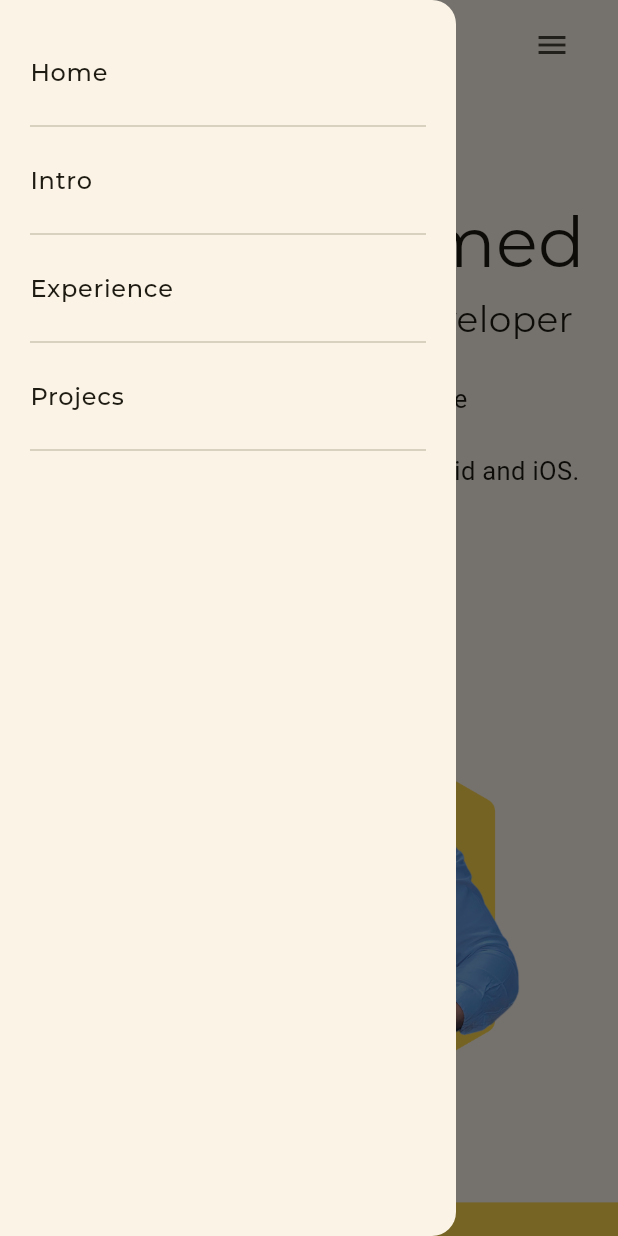
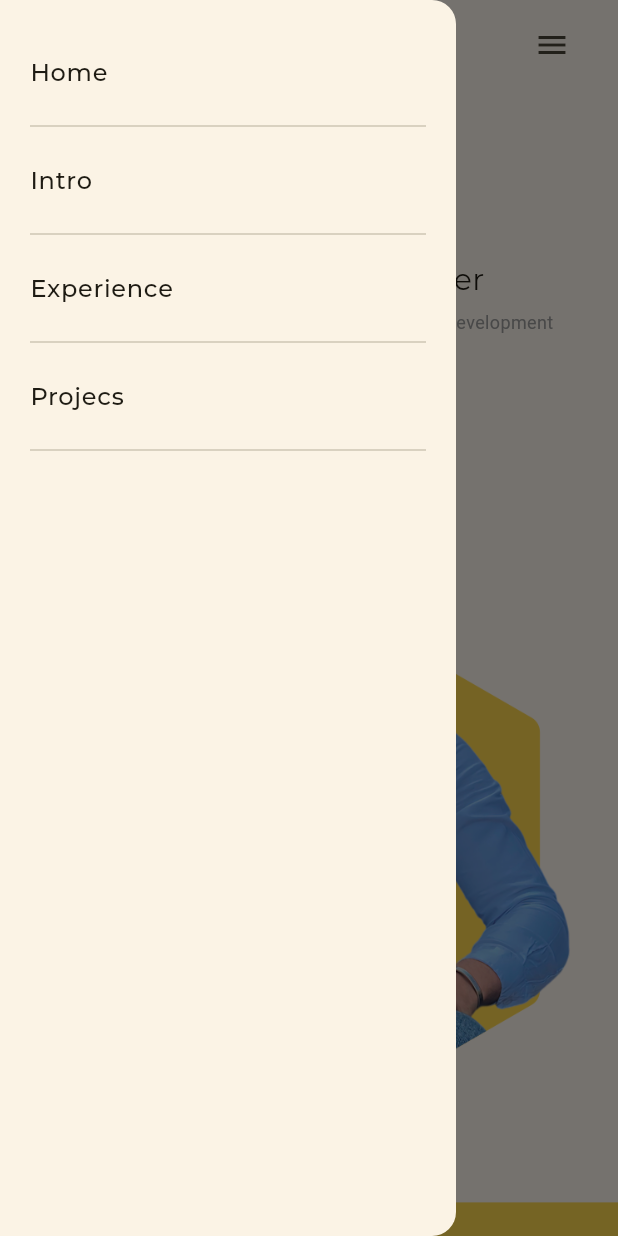
Before and after one commit to MostafaHamed-W/web_-portfolio, a Flutter app: the screen it shows after launch, with the side drawer open, on a phone screen of 412 x 824 dp. Run offline on Flutter 3.47's test engine with Material 3 defaults, Android fonts, the phone set to English and light mode, and no system bars; drawn by our look-alikes of auto_size_text; our stand-ins replace google_fonts, responsive_builder.

Commit message:
Migrate to Responsive Builder

```diff
--- a/lib/utils/drawer_view.dart
+++ b/lib/utils/drawer_view.dart
@@ -1,5 +1,6 @@
 import 'package:flutter/material.dart';
 import 'package:google_fonts/google_fonts.dart';
+import 'package:responsive_builder/responsive_builder.dart';
 import 'package:web_portfolio/utils/constants.dart';
 
 class DrawerView extends StatelessWidget {
@@ -7,9 +8,9 @@ class DrawerView extends StatelessWidget {
 
   @override
   Widget build(BuildContext context) {
-    return LayoutBuilder(
-      builder: (BuildContext context, BoxConstraints constraints) {
-        if (constraints.maxWidth < 600) {
+    return ResponsiveBuilder(
+      builder: (context, size) {
+        if (size.isMobile) {
           return Drawer(
             // Add a ListView to the drawer. This ensures the user can scroll
             // through the options in the drawer if there isn't enough vertical
--- a/lib/views/header/header_mobile_view.dart
+++ b/lib/views/header/header_mobile_view.dart
@@ -1,4 +1,6 @@
+import 'package:flutter/cupertino.dart';
 import 'package:flutter/material.dart';
+import 'package:flutter/widgets.dart';
 import 'package:web_portfolio/views/header/widgets/header_body.dart';
 
 class HeaderMobileView extends StatelessWidget {
@@ -22,7 +24,7 @@ class HeaderMobileView extends StatelessWidget {
             Expanded(
               child: Image.asset(
                 'assets/images/pic.png',
-                // height: height * 0.3,
+                // height: 500,
               ),
             ),
           ],
--- a/lib/views/header/header_view.dart
+++ b/lib/views/header/header_view.dart
@@ -1,4 +1,5 @@
 import 'package:flutter/material.dart';
+import 'package:responsive_builder/responsive_builder.dart';
 import 'package:web_portfolio/views/header/header_desktop_view.dart';
 import 'package:web_portfolio/views/header/header_mobile_view.dart';
 
@@ -9,12 +10,12 @@ class HeaderView extends StatelessWidget {
 
   @override
   Widget build(BuildContext context) {
-    return LayoutBuilder(
-      builder: (context, constraints) {
-        if (constraints.maxWidth > 600) {
+    return ResponsiveBuilder(
+      builder: (context, size) {
+        if (size.isMobile) {
+          return const HeaderMobileView();
+        } else {
           return const HeaderDesktopView();
-        } else {
-          return const HeaderMobileView();
         }
       },
     );
--- a/lib/views/header/widgets/header_body.dart
+++ b/lib/views/header/widgets/header_body.dart
@@ -20,25 +20,27 @@ class HeaderBody extends StatelessWidget {
           'Hi, i am',
           style: GoogleFonts.montserrat(
             fontSize: 20,
-          ).copyWith(color: AppColors.kPromaryColor, fontWeight: FontWeight.bold),
+          ).copyWith(color: AppColors.kPromaryColor),
           maxLines: 1,
         ),
         AutoSizeText(
           'Mostafa Hamed',
-          style: GoogleFonts.montserrat(fontSize: 50),
+          style: GoogleFonts.montserrat(
+            fontSize: isMobile ? 30 : 50,
+          ).copyWith(fontWeight: FontWeight.bold),
           textAlign: TextAlign.left,
           maxLines: 1,
         ),
         AutoSizeText(
           'Mobile Application Developer',
-          style: GoogleFonts.montserrat(fontSize: 30),
+          style: GoogleFonts.montserrat(fontSize: isMobile ? 20 : 30),
           textAlign: TextAlign.left,
           maxLines: 1,
         ),
-        const SizedBox(height: 25),
-        const AutoSizeText(
-          'i have 2 years of experience in mobile application development\nand building beautifull apps in android and iOS.',
-          style: TextStyle(fontSize: 18),
+        SizedBox(height: isMobile ? 5 : 25),
+        AutoSizeText(
+          'I have 2 years of experience in mobile application development\nand building beautifull apps in android and iOS.',
+          style: TextStyle(fontSize: isMobile ? 11 : 18, color: Colors.grey),
           maxLines: 3,
         ),
         const SizedBox(height: 30),
--- a/lib/views/navigation_bar/navigation_bar_view.dart
+++ b/lib/views/navigation_bar/navigation_bar_view.dart
@@ -1,4 +1,5 @@
 import 'package:flutter/material.dart';
+import 'package:responsive_builder/responsive_builder.dart';
 import 'package:web_portfolio/utils/constants.dart';
 import 'package:web_portfolio/utils/sizes.dart';
 import 'package:web_portfolio/views/navigation_bar/widgets/navigation_bar_item.dart';
@@ -8,9 +9,9 @@ class NavigationBarView extends StatelessWidget {
 
   @override
   Widget build(BuildContext context) {
-    return LayoutBuilder(
-      builder: (BuildContext context, BoxConstraints constraints) {
-        if (constraints.maxWidth < 600) {
+    return ResponsiveBuilder(
+      builder: (context, size) {
+        if (size.isMobile) {
           return SizedBox(
             // color: Colors.white,
             height: 60,
--- a/pubspec.yaml
+++ b/pubspec.yaml
@@ -33,6 +33,7 @@ dependencies:
   flutter:
     sdk: flutter
   google_fonts: ^6.2.1
+  responsive_builder: ^0.7.0
 
 dev_dependencies:
   flutter_lints: ^2.0.0
```
Also changed, not shown: pubspec.lock.
